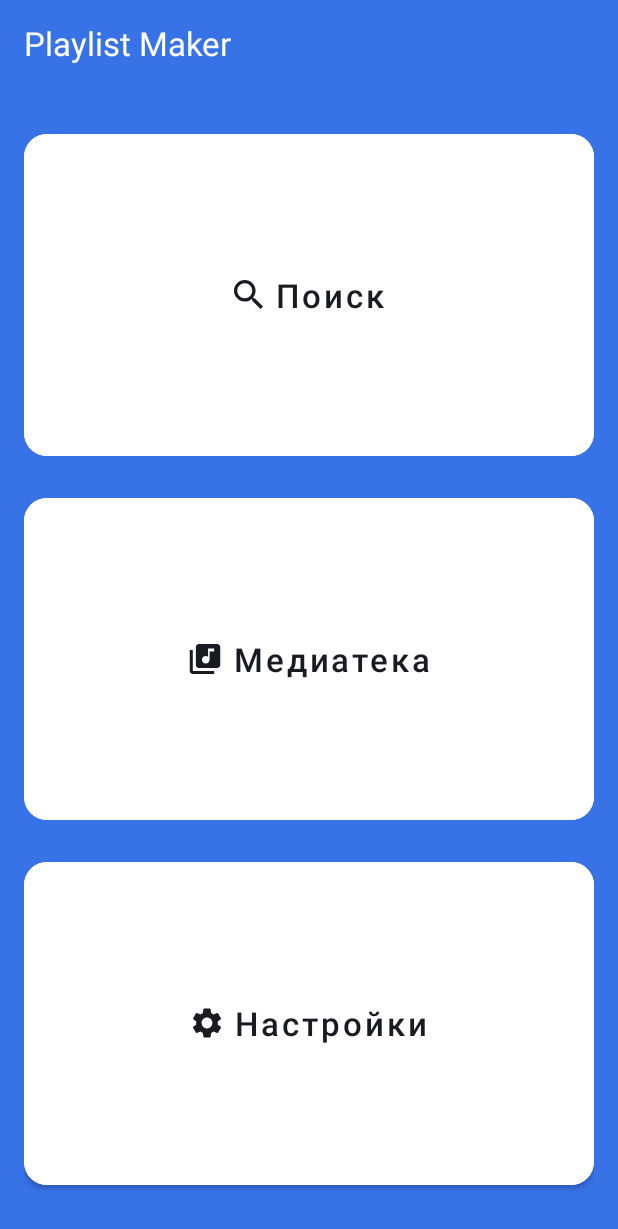
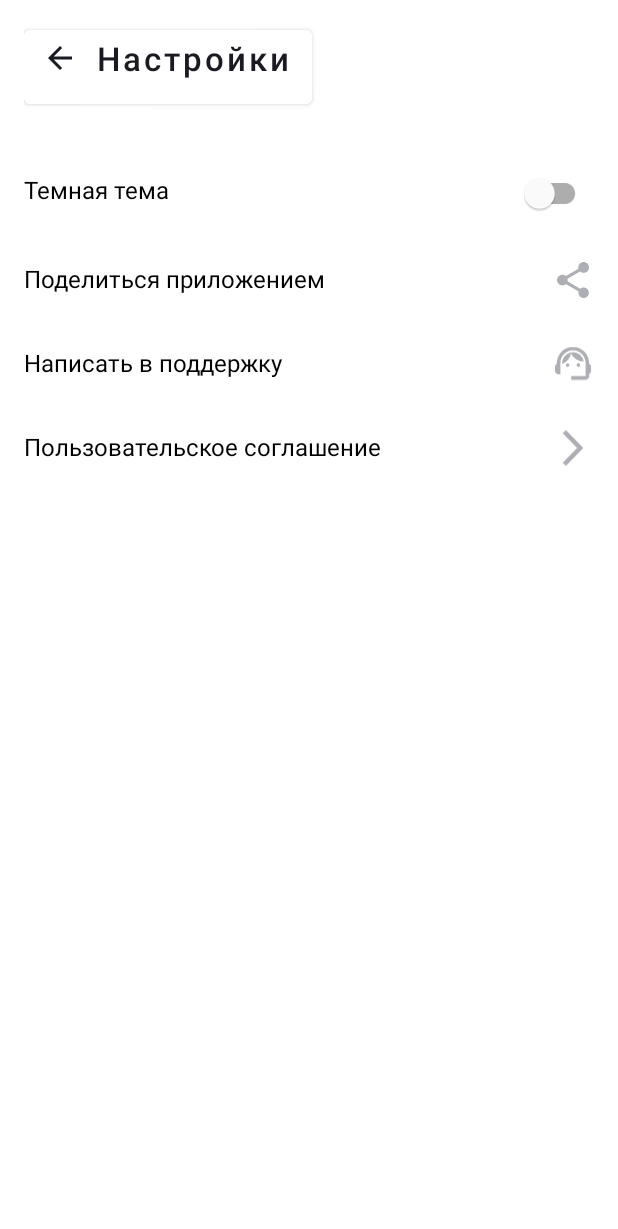
Before and after one commit to iarosch22/PlaylistMaker, an Android app: the screen it shows after launch (MainActivity before the commit, SettingsActivity after it), after a tap on "Настройки", on a phone screen of 412 x 824 dp. Shown: the top 1229 px of the screen. Run offline under Robolectric (Android 15) with nearby library versions, the phone set to English and light mode, and no system bars.

Commit message:
feat: add dimens

```diff
--- a/app/src/main/java/com/practicum/playlistmaker/MainActivity.kt
+++ b/app/src/main/java/com/practicum/playlistmaker/MainActivity.kt
@@ -1,9 +1,8 @@
 package com.practicum.playlistmaker
 
+import android.content.Intent
 import android.os.Bundle
-import android.view.View
 import android.widget.Button
-import android.widget.Toast
 import androidx.appcompat.app.AppCompatActivity
 
 class MainActivity : AppCompatActivity() {
@@ -15,20 +14,19 @@ class MainActivity : AppCompatActivity() {
         val btnLibrary = findViewById<Button>(R.id.btn_library)
         val btnSettings = findViewById<Button>(R.id.btn_settings)
 
-        val btnSearchOnClickListener: View.OnClickListener = object : View.OnClickListener {
-            override fun onClick(v: View?) {
-                Toast.makeText(this@MainActivity, "Нажали на кнопку поиска!", Toast.LENGTH_SHORT).show()
-            }
+        btnSearch.setOnClickListener{
+            val searchIntent = Intent(this@MainActivity, SearchActivity::class.java)
+            startActivity(searchIntent)
         }
 
-        btnSearch.setOnClickListener(btnSearchOnClickListener)
-
         btnLibrary.setOnClickListener{
-            Toast.makeText(this@MainActivity, "Нажали на кнопку медиатеки!", Toast.LENGTH_SHORT).show()
+            val libraryIntent = Intent(this@MainActivity, LibraryActivity::class.java)
+            startActivity(libraryIntent)
         }
 
         btnSettings.setOnClickListener{
-            Toast.makeText(this@MainActivity, "Нажали на кнопку настроек!", Toast.LENGTH_SHORT).show()
+            val settingsIntent = Intent(this@MainActivity, SettingsActivity::class.java)
+            startActivity(settingsIntent)
         }
     }
 }
--- /dev/null
+++ b/app/src/main/java/com/practicum/playlistmaker/SettingsActivity.kt
@@ -0,0 +1,20 @@
+package com.practicum.playlistmaker
+
+import android.content.Intent
+import android.os.Bundle
+import android.widget.Button
+import androidx.appcompat.app.AppCompatActivity
+
+class SettingsActivity: AppCompatActivity() {
+    override fun onCreate(savedInstanceState: Bundle?) {
+        super.onCreate(savedInstanceState)
+        setContentView(R.layout.activity_settings)
+
+        val btnBack = findViewById<Button>(R.id.btn_back)
+
+        btnBack.setOnClickListener {
+            val backIntent = Intent(this@SettingsActivity, MainActivity::class.java)
+            startActivity(backIntent)
+        }
+    }
+}
--- a/app/src/main/res/layout/activity_main.xml
+++ b/app/src/main/res/layout/activity_main.xml
@@ -5,22 +5,22 @@
     android:id="@+id/main"
     android:layout_width="match_parent"
     android:layout_height="match_parent"
-    android:background="#3772E7"
+    android:background="@color/yp_blue"
     android:orientation="vertical"
-    android:paddingTop="14dp"
-    android:paddingLeft="16dp"
-    android:paddingRight="16dp"
-    android:paddingBottom="28dp" >
+    android:paddingTop="@dimen/top_padding"
+    android:paddingLeft="@dimen/medium_padding"
+    android:paddingRight="@dimen/medium_padding"
+    android:paddingBottom="@dimen/large_padding" >
 
 
     <TextView
         android:layout_width="wrap_content"
         android:layout_height="wrap_content"
         android:text="@string/app_name"
-        android:textColor="#fff"
-        android:paddingBottom="16dp"
-        android:layout_marginBottom="24dp"
-        android:textSize="22sp" />
+        android:textColor="@color/white"
+        android:paddingBottom="@dimen/medium_padding"
+        android:layout_marginBottom="@dimen/large_margin"
+        android:textSize="@dimen/primary_text_size" />
 
     <LinearLayout
         android:layout_width="match_parent"
@@ -31,33 +31,33 @@
             android:id="@+id/btn_search"
             android:layout_width="match_parent"
             android:layout_height="0dp"
-            android:layout_marginBottom="16dp"
+            android:layout_marginBottom="@dimen/medium_margin"
             android:layout_weight="3"
             android:backgroundTint="@color/white"
-            android:text="Поиск"
+            android:text="@string/app_search"
             android:textAllCaps="false"
-            android:textColor="#1A1B22"
-            android:textSize="22sp"
-            app:cornerRadius="15dp"
+            android:textColor="@color/yp_black"
+            android:textSize="@dimen/primary_text_size"
+            app:cornerRadius="@dimen/btn_radius"
             app:icon="@drawable/ic_search"
             app:iconGravity="textStart"
-            app:iconTint="#1A1B22" />
+            app:iconTint="@color/yp_black" />
 
         <Button
             android:id="@+id/btn_library"
             android:layout_width="match_parent"
             android:layout_height="0dp"
-            android:layout_marginBottom="16dp"
+            android:layout_marginBottom="@dimen/medium_margin"
             android:layout_weight="3"
             android:backgroundTint="@color/white"
-            android:text="Медиатека"
+            android:text="@string/app_library"
             android:textAllCaps="false"
-            android:textColor="#1A1B22"
-            android:textSize="22sp"
-            app:cornerRadius="15dp"
+            android:textColor="@color/yp_black"
+            android:textSize="@dimen/primary_text_size"
+            app:cornerRadius="@dimen/btn_radius"
             app:icon="@drawable/ic_library"
             app:iconGravity="textStart"
-            app:iconTint="#1A1B22" />
+            app:iconTint="@color/yp_black" />
 
         <Button
             android:id="@+id/btn_settings"
@@ -67,12 +67,12 @@
             android:backgroundTint="@color/white"
             android:text="@string/app_settings"
             android:textAllCaps="false"
-            android:textColor="#1A1B22"
-            android:textSize="22sp"
-            app:cornerRadius="15dp"
+            android:textColor="@color/yp_black"
+            android:textSize="@dimen/primary_text_size"
+            app:cornerRadius="@dimen/btn_radius"
             app:icon="@drawable/ic_settings"
             app:iconGravity="textStart"
-            app:iconTint="#1A1B22" />
+            app:iconTint="@color/yp_black" />
 
     </LinearLayout>
 
--- a/app/src/main/res/layout/activity_settings.xml
+++ b/app/src/main/res/layout/activity_settings.xml
@@ -3,48 +3,50 @@
     xmlns:android="http://schemas.android.com/apk/res/android"
     xmlns:app="http://schemas.android.com/apk/res-auto"
     xmlns:tools="http://schemas.android.com/tools"
+    tools:context=".SettingsActivity"
     android:layout_width="match_parent"
     android:layout_height="match_parent"
     android:background="#FFF"
     android:orientation="vertical"
-    android:paddingTop="14dp"
-    android:paddingStart="16dp"
+    android:paddingTop="@dimen/top_padding"
+    android:paddingStart="@dimen/medium_padding"
     android:paddingEnd="18dp"
-    android:paddingBottom="28dp" >
+    android:paddingBottom="@dimen/large_padding">
 
 
     <Button
+        android:id="@+id/btn_back"
         android:layout_width="wrap_content"
         android:layout_height="wrap_content"
         android:backgroundTint="@color/white"
         android:text="@string/app_settings"
-        android:textColor="#1a1b22"
+        android:textColor="@color/yp_black"
         android:textAllCaps="false"
-        android:paddingBottom="16dp"
-        android:layout_marginBottom="24dp"
-        android:textSize="22sp"
+        android:paddingBottom="@dimen/medium_padding"
+        android:layout_marginBottom="@dimen/large_margin"
+        android:textSize="@dimen/primary_text_size"
         app:icon="@drawable/ic_back"
         app:iconGravity="textStart"
-        app:iconTint="#1A1B22"
-        app:iconPadding="16dp"/>
+        app:iconTint="@color/yp_black"
+        app:iconPadding="@dimen/medium_padding"/>
 
     <FrameLayout
         android:layout_width="match_parent"
         android:layout_height="wrap_content"
-        android:paddingTop="16dp"
-        android:paddingBottom="16dp" >
+        android:paddingTop="@dimen/medium_padding"
+        android:paddingBottom="@dimen/medium_padding" >
 
         <TextView
             android:layout_width="wrap_content"
             android:layout_height="wrap_content"
-            android:text="Темная тема"
+            android:text="@string/app_darktheme"
             android:textColor="@color/black"
-            android:textSize="16sp"
+            android:textSize="@dimen/regular_text_size"
             android:layout_gravity="start" />
 
-        <Switch
+        <com.google.android.material.switchmaterial.SwitchMaterial
             android:layout_width="56dp"
-            android:layout_height="40dp"
+            android:layout_height="24dp"
             android:layout_gravity="end" />
 
     </FrameLayout>
@@ -52,20 +54,20 @@
     <FrameLayout
         android:layout_width="match_parent"
         android:layout_height="wrap_content"
-        android:paddingTop="16dp"
-        android:paddingBottom="16dp" >
+        android:paddingTop="@dimen/medium_padding"
+        android:paddingBottom="@dimen/medium_padding" >
 
         <TextView
             android:layout_width="wrap_content"
             android:layout_height="wrap_content"
-            android:text="Поделиться приложением"
+            android:text="@string/app_share"
             android:textColor="@color/black"
-            android:textSize="16sp"
+            android:textSize="@dimen/regular_text_size"
             android:layout_gravity="start" />
 
         <ImageView
-            android:layout_width="24dp"
-            android:layout_height="24dp"
+            android:layout_width="@dimen/icon_size"
+            android:layout_height="@dimen/icon_size"
             android:src="@drawable/ic_share"
             android:layout_gravity="end" />
 
@@ -74,20 +76,20 @@
     <FrameLayout
         android:layout_width="match_parent"
         android:layout_height="wrap_content"
-        android:paddingTop="16dp"
-        android:paddingBottom="16dp" >
+        android:paddingTop="@dimen/medium_padding"
+        android:paddingBottom="@dimen/medium_padding" >
 
         <TextView
             android:layout_width="wrap_content"
             android:layout_height="wrap_content"
-            android:text="Написать в поддержку"
+            android:text="@string/app_support"
             android:textColor="@color/black"
-            android:textSize="16sp"
+            android:textSize="@dimen/regular_text_size"
             android:layout_gravity="start" />
 
         <ImageView
-            android:layout_width="24dp"
-            android:layout_height="24dp"
+            android:layout_width="@dimen/icon_size"
+            android:layout_height="@dimen/icon_size"
             android:src="@drawable/ic_support"
             android:layout_gravity="end" />
 
@@ -96,20 +98,20 @@
     <FrameLayout
         android:layout_width="match_parent"
         android:layout_height="wrap_content"
-        android:paddingTop="16dp"
-        android:paddingBottom="16dp" >
+        android:paddingTop="@dimen/medium_padding"
+        android:paddingBottom="@dimen/medium_padding" >
 
         <TextView
             android:layout_width="wrap_content"
             android:layout_height="wrap_content"
-            android:text="Пользовательское соглашение"
+            android:text="@string/app_agreement"
             android:textColor="@color/black"
-            android:textSize="16sp"
+            android:textSize="@dimen/regular_text_size"
             android:layout_gravity="start" />
 
         <ImageView
-            android:layout_width="24dp"
-            android:layout_height="24dp"
+            android:layout_width="@dimen/icon_size"
+            android:layout_height="@dimen/icon_size"
             android:src="@drawable/ic_arrow"
             android:layout_gravity="end" />
 
--- a/app/src/main/res/values/colors.xml
+++ b/app/src/main/res/values/colors.xml
@@ -1,5 +1,9 @@
 <?xml version="1.0" encoding="utf-8"?>
 <resources>
-    <color name="black">#FF000000</color>
-    <color name="white">#FFFFFFFF</color>
+    <color name="black">#000000</color>
+    <color name="white">#FFFFFF</color>
+    <color name="yp_black">#1A1B22</color>
+    <color name="yp_textgray">#AEAFB4</color>
+    <color name="yp_lightgray">#E6E8EB</color>
+    <color name="yp_blue">#3772E7</color>
 </resources>
--- /dev/null
+++ b/app/src/main/res/values/dimens.xml
@@ -0,0 +1,12 @@
+<?xml version="1.0" encoding="utf-8"?>
+<resources>
+    <dimen name="large_padding">28dp</dimen>
+    <dimen name="medium_padding">16dp</dimen>
+    <dimen name="top_padding">14dp</dimen>
+    <dimen name="medium_margin">16dp</dimen>
+    <dimen name="large_margin">24dp</dimen>
+    <dimen name="btn_radius">15dp</dimen>
+    <dimen name="primary_text_size">22sp</dimen>
+    <dimen name="regular_text_size">16sp</dimen>
+    <dimen name="icon_size">24dp</dimen>
+</resources>
--- a/app/src/main/res/values/strings.xml
+++ b/app/src/main/res/values/strings.xml
@@ -1,4 +1,10 @@
 <resources>
     <string name="app_name" translatable="false">Playlist Maker</string>
     <string name="app_settings" translatable="false">Настройки</string>
+    <string name="app_search">Поиск</string>
+    <string name="app_library">Медиатека</string>
+    <string name="app_darktheme">Темная тема</string>
+    <string name="app_share">Поделиться приложением</string>
+    <string name="app_support">Написать в поддержку</string>
+    <string name="app_agreement">Пользовательское соглашение</string>
 </resources>
```
Also changed, not shown: app/src/main/AndroidManifest.xml (+9 -0 lines), app/src/main/java/com/practicum/playlistmaker/LibraryActivity.kt (added, +14 -0 lines), app/src/main/java/com/practicum/playlistmaker/SearchActivity.kt (added, +11 -0 lines), app/src/main/res/layout/activity_library.xml (added, +10 -0 lines), app/src/main/res/layout/activity_search.xml (added, +10 -0 lines).
